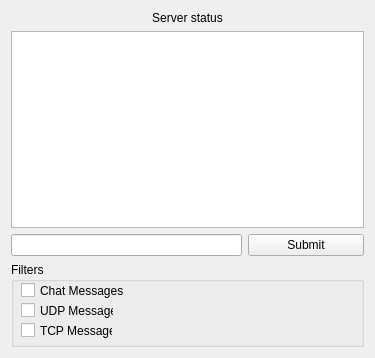
Above: src/widget.ui from GeekyGamer14/LoE-PrivateServer before the change. Below: the same form after it.
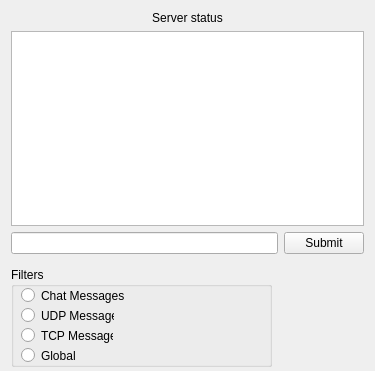
That is the form after the change. Icons and pictures are not drawn.

```diff
--- a/src/widget.ui
+++ b/src/widget.ui
@@ -7,7 +7,7 @@
     <x>0</x>
     <y>0</y>
     <width>375</width>
-    <height>358</height>
+    <height>371</height>
    </rect>
   </property>
   <property name="windowTitle">
@@ -45,18 +45,18 @@
      </property>
     </widget>
    </item>
-   <item row="3" column="0" colspan="3">
+   <item row="3" column="0">
     <widget class="QGroupBox" name="groupBox">
      <property name="sizePolicy">
       <sizepolicy hsizetype="Expanding" vsizetype="Expanding">
        <horstretch>0</horstretch>
-       <verstretch>0</verstretch>
+       <verstretch>5</verstretch>
       </sizepolicy>
      </property>
      <property name="minimumSize">
       <size>
        <width>0</width>
-       <height>85</height>
+       <height>100</height>
       </size>
      </property>
      <property name="maximumSize">
@@ -71,7 +71,7 @@
      <property name="flat">
       <bool>false</bool>
      </property>
-     <widget class="QCheckBox" name="chatFilter">
+     <widget class="QRadioButton" name="chatFilter">
       <property name="geometry">
        <rect>
         <x>10</x>
@@ -84,7 +84,7 @@
        <string>Chat Messages</string>
       </property>
      </widget>
-     <widget class="QCheckBox" name="udpFilter">
+     <widget class="QRadioButton" name="udpFilter">
       <property name="geometry">
        <rect>
         <x>10</x>
@@ -97,7 +97,7 @@
        <string>UDP Messages</string>
       </property>
      </widget>
-     <widget class="QCheckBox" name="tcpFilter">
+     <widget class="QRadioButton" name="tcpFilter">
       <property name="geometry">
        <rect>
         <x>10</x>
@@ -110,6 +110,19 @@
        <string>TCP Messages</string>
       </property>
      </widget>
+     <widget class="QRadioButton" name="radioButton">
+      <property name="geometry">
+       <rect>
+        <x>10</x>
+        <y>80</y>
+        <width>82</width>
+        <height>17</height>
+       </rect>
+      </property>
+      <property name="text">
+       <string>Global</string>
+      </property>
+     </widget>
     </widget>
    </item>
   </layout>
```
